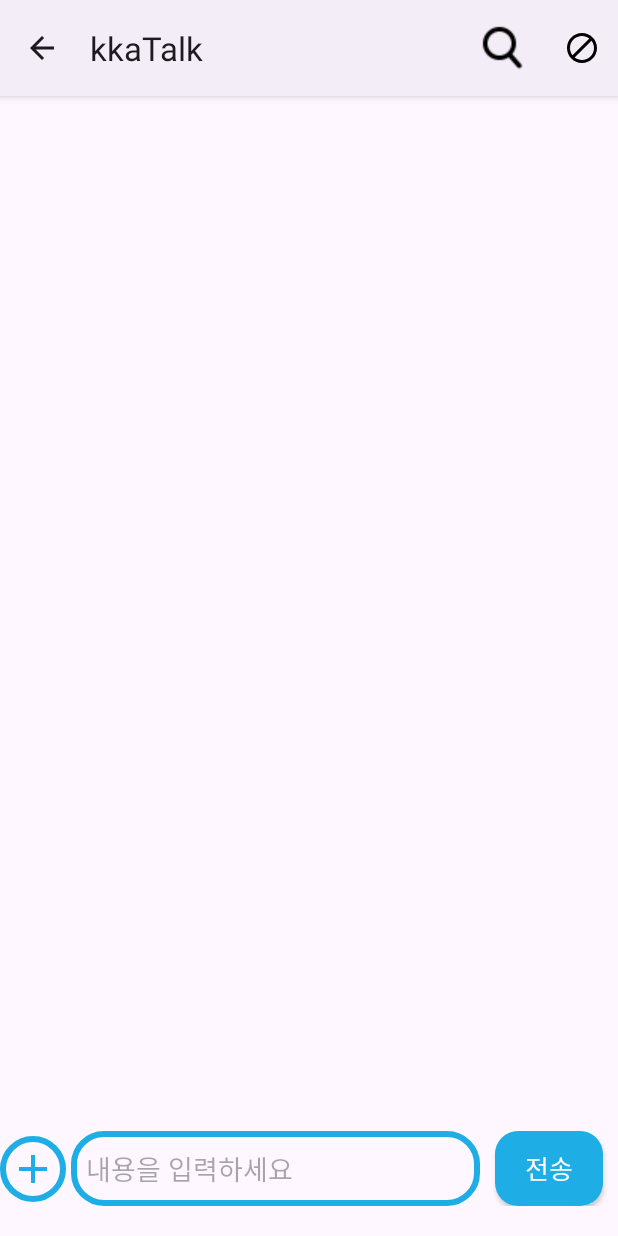
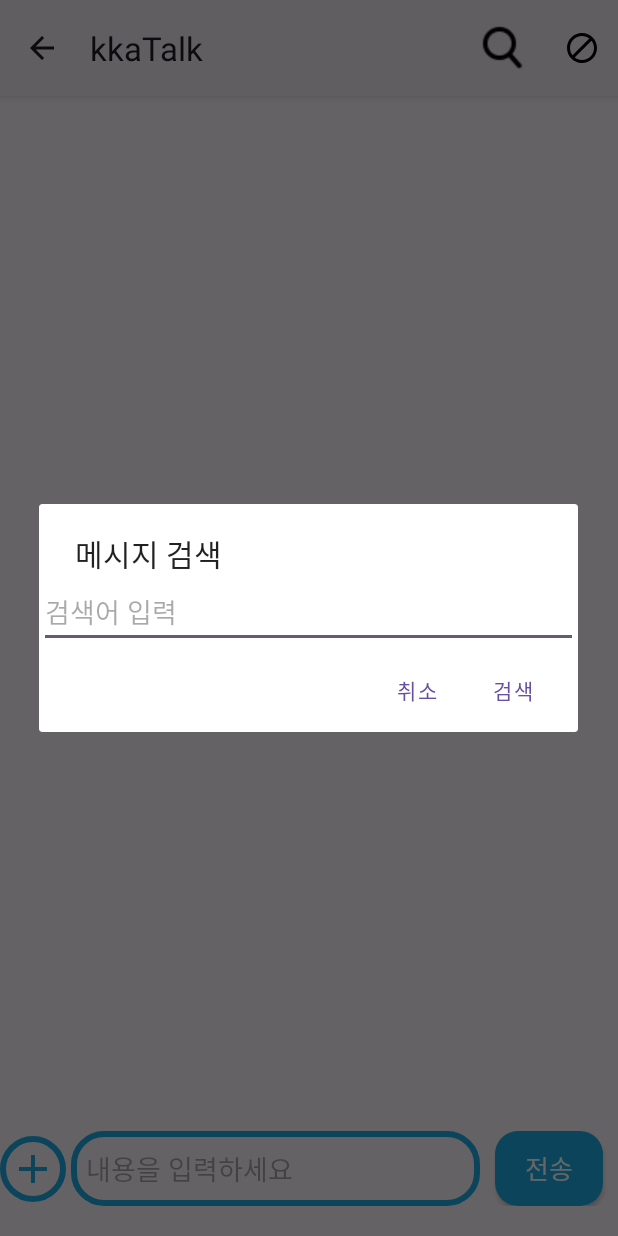
Before and after one commit to asdf26532/KkaTalk, an Android app: the ChatActivity screen opened directly, with no data from a screen before it, after a tap on "검색", on a phone screen of 412 x 824 dp. Run offline under Robolectric (Android 15) with nearby library versions, the phone set to English and light mode, and no system bars; our stand-ins replace Firebase (no records; nobody signed in at launch, a user with empty details on screens opened directly); 12 statements that could not run were skipped.

Commit message:
search message test3

```diff
--- a/KkaTalk1.0/app/src/main/java/com/han/kkaTalk/ChatActivity.kt
+++ b/KkaTalk1.0/app/src/main/java/com/han/kkaTalk/ChatActivity.kt
@@ -12,6 +12,7 @@ import android.util.Log
 import android.view.Gravity
 import android.view.Menu
 import android.view.MenuItem
+import android.widget.EditText
 import android.widget.LinearLayout
 import android.widget.PopupMenu
 import android.widget.TextView
@@ -704,6 +705,24 @@ class ChatActivity : AppCompatActivity() {
         markMessagesAsRead(senderRoom, receiverRoom)
     }
 
+    // 메세지 검색 기능
+    private fun showSearchDialog() {
+        val builder = AlertDialog.Builder(this)
+        builder.setTitle("메시지 검색")
+
+        val input = EditText(this)
+        input.hint = "검색어 입력"
+        builder.setView(input)
+
+        builder.setPositiveButton("검색") { _, _ ->
+            val query = input.text.toString()
+            searchMessage(query) // 검색 기능 실행
+        }
+        builder.setNegativeButton("취소", null)
+
+        builder.show()
+    }
+
     private fun searchMessage(query: String) {
         val filteredList = messageList.filter { it.message?.contains(query, ignoreCase = true) == true }
         messageAdapter.updateList(filteredList)
@@ -722,30 +741,12 @@ class ChatActivity : AppCompatActivity() {
             }
         }
 
-        // 검색 버튼 설정
-        val searchItem = menu?.findItem(R.id.menu_search)
-        val searchView = searchItem?.actionView as androidx.appcompat.widget.SearchView
-
-        // 검색 이벤트 처리
-        searchView.setOnQueryTextListener(object : androidx.appcompat.widget.SearchView.OnQueryTextListener {
-            override fun onQueryTextSubmit(query: String?): Boolean {
-                query?.let {
-                    searchMessage(it)  // 검색어로 메시지 검색
-                }
-                return true
-            }
-
-            override fun onQueryTextChange(newText: String?): Boolean {
-                return false
-            }
-        })
-
         return super.onCreateOptionsMenu(menu)
     }
 
     override fun onOptionsItemSelected(item: MenuItem): Boolean {
         return when (item.itemId) {
-            android.R.id.home -> {
+            R.id.home -> {
                 val intent = Intent()
                 intent.putExtra("chatUpdated", true) // 결과 값으로 '갱신 필요' 플래그 전달
                 setResult(Activity.RESULT_OK, intent)
@@ -754,6 +755,10 @@ class ChatActivity : AppCompatActivity() {
                 true
             }
 
+            R.id.menu_search -> {
+                showSearchDialog()
+                true
+            }
 
             // 차단하기/해제 버튼
             R.id.menu_block_user -> {
--- a/KkaTalk1.0/app/src/main/res/layout/activity_chat.xml
+++ b/KkaTalk1.0/app/src/main/res/layout/activity_chat.xml
@@ -6,33 +6,6 @@
     android:layout_width="match_parent"
     android:layout_height="match_parent"
     tools:context=".ChatActivity">
-
-    <LinearLayout
-        android:id="@+id/search_layout"
-        android:layout_width="match_parent"
-        android:layout_height="wrap_content"
-        android:orientation="horizontal"
-        android:padding="8dp"
-        android:visibility="gone"
-        android:background="@color/white"
-        android:elevation="4dp">
-
-        <EditText
-            android:id="@+id/edt_search"
-            android:layout_width="0dp"
-            android:layout_height="wrap_content"
-            android:layout_weight="1"
-            android:hint="검색어 입력"
-            android:background="@drawable/edit_background"
-            android:padding="8dp"/>
-
-        <Button
-            android:id="@+id/btn_search"
-            android:layout_width="wrap_content"
-            android:layout_height="wrap_content"
-            android:text="검색"/>
-
-    </LinearLayout>
 
     <androidx.recyclerview.widget.RecyclerView
         android:id="@+id/rv_chat"
```
